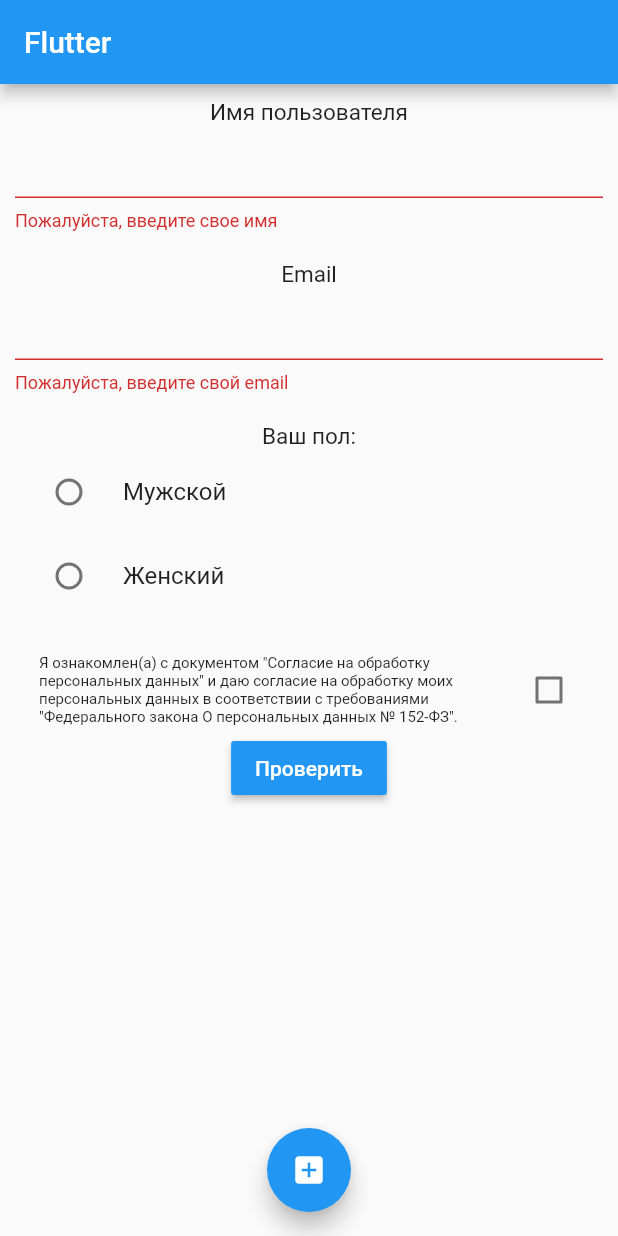
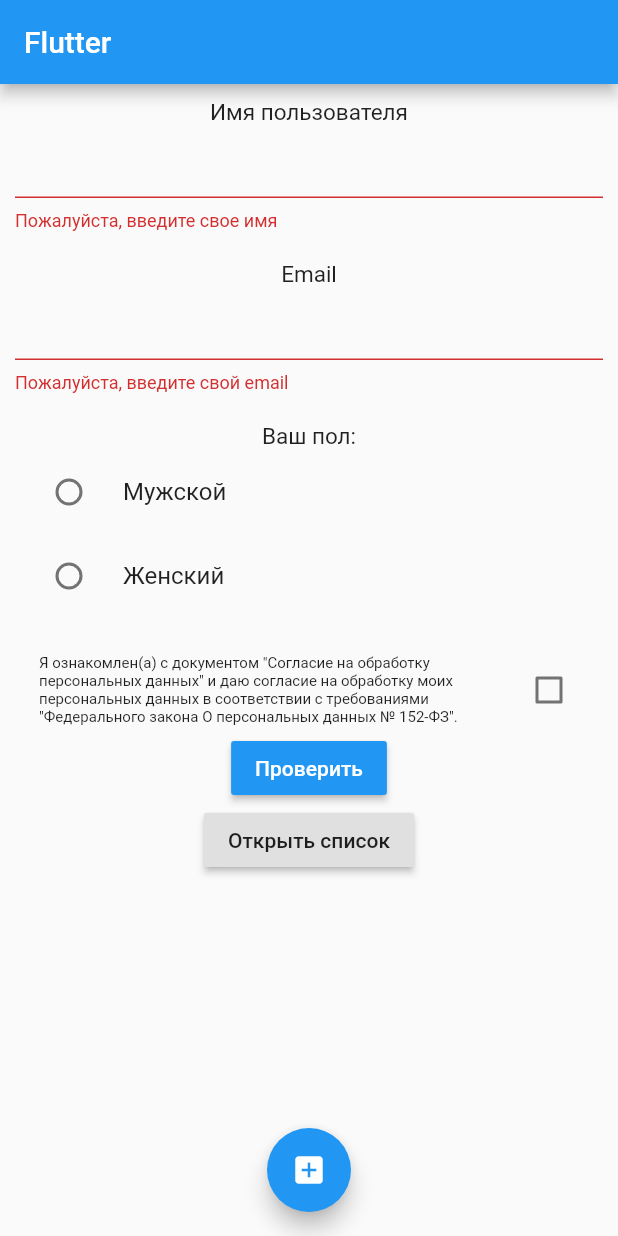
Before and after one commit to KateKozlikina/Flutter_repository, a Flutter app: the screen it shows after launch, after a tap on "Проверить", on a phone screen of 412 x 824 dp. Run offline on Flutter 3.47's test engine with Material 2 defaults, Android fonts, the phone set to English and light mode, and no system bars.

```diff
--- a/lib/Form/Form.dart
+++ b/lib/Form/Form.dart
@@ -86,7 +86,9 @@ class MyFormState extends State {
               child: Text('Проверить'),
               color: Colors.blue,
               textColor: Colors.white,
-            )
+
+            ),
+            RaisedButton(onPressed: (){Navigator.pushNamed(context, '/list');}, child: Text('Открыть список')),
           ],
         ),
       ),
--- a/lib/main.dart
+++ b/lib/main.dart
@@ -3,10 +3,13 @@ import 'package:url_launcher/url_launcher.dart';
 import 'package:flutter_su_upp/NewsBox/NewsBox.dart';
 import 'package:flutter_su_upp/List/List.dart';
 import 'package:flutter_su_upp/Form/Form.dart';
+import 'package:flutter_su_upp/Navigation/Navigation.dart';
+
 void main() {
   runApp(new MaterialApp(
       debugShowCheckedModeBanner: false,
-      home: new Scaffold(
+      routes: {
+        '/':(BuildContext context) => Scaffold(
           appBar: new AppBar(title: new Text('Flutter')),
           body: Center(
             child: MyForm(),
@@ -14,29 +17,9 @@ void main() {
           floatingActionButton:
               FloatingActionButton(onPressed: () {}, child: Icon(Icons.add_box)),
           floatingActionButtonLocation: FloatingActionButtonLocation.centerFloat,
-      )));
+      ),
+        '/list':(BuildContext context) => ListPow()
+      },
+  )
+  );
 }
-
-//class MyBody extends StatelessWidget {
-//  Widget build(BuildContext context) {
-//    return Center(
-//        child: Column(
-//      children: <Widget>[
-//        new Text('Hello World'),
-//        FlatButton(
-//          onPressed: () async {
-//            const url = 'https://flutter.su';
-//            if (await canLaunch(url)) {
-//              await launch(url);
-//            } else {
-//              throw 'Could not launch $url';
-//            }
-//          },
-//          child: Text('open site'),
-//          color: Colors.blueGrey,
-//          textColor: Colors.white,
-//        )
-//      ],
-//    ));
-//  }
-//}
```
Also changed, not shown: lib/List/List.dart (+12 -4 lines), lib/Navigation/Navigation.dart (added, +25 -0 lines). Lines whose indentation alone changed are shown as unchanged.
